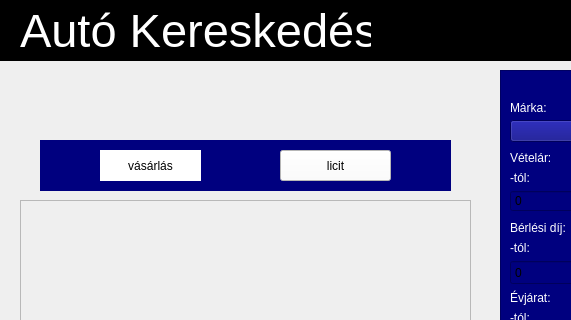
First picture: the form in autokereskedes/dialog.ui, repository adreszka/szoftverfejlesztes_beadando, before the edit; both pictures show x 0 to 571 and y 0 to 320 of the 800 by 810 pixel window.
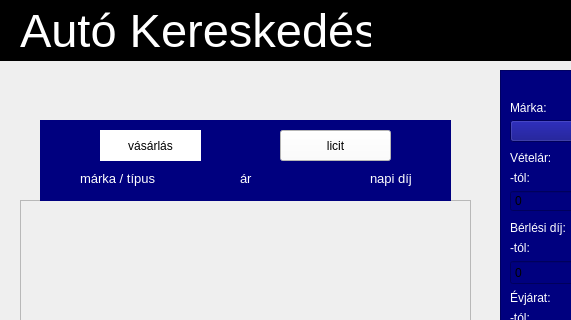
Second picture: the form after the edit. The open tabs and pages were chosen to show the change.

The edit to the form file:
```diff
--- a/autokereskedes/dialog.ui
+++ b/autokereskedes/dialog.ui
@@ -95,6 +95,9 @@
      <property name="widgetResizable">
       <bool>true</bool>
      </property>
+     <property name="alignment">
+      <set>Qt::AlignLeading|Qt::AlignLeft|Qt::AlignVCenter</set>
+     </property>
      <widget class="QWidget" name="scrollAreaWidgetContents">
       <property name="geometry">
        <rect>
@@ -988,9 +991,9 @@
      <property name="geometry">
       <rect>
        <x>40</x>
-       <y>140</y>
+       <y>120</y>
        <width>411</width>
-       <height>51</height>
+       <height>81</height>
       </rect>
      </property>
      <property name="styleSheet">
@@ -1037,6 +1040,69 @@
         <string>licit</string>
        </property>
       </widget>
+      <widget class="QLabel" name="rentHeaderLabelUnregistered">
+       <property name="geometry">
+        <rect>
+         <x>330</x>
+         <y>50</y>
+         <width>51</width>
+         <height>16</height>
+        </rect>
+       </property>
+       <property name="font">
+        <font>
+         <pointsize>10</pointsize>
+        </font>
+       </property>
+       <property name="styleSheet">
+        <string notr="true">color: rgb(255, 255, 255);</string>
+       </property>
+       <property name="text">
+        <string>napi díj</string>
+       </property>
+      </widget>
+      <widget class="QLabel" name="priceHeaderLabelUnregistered">
+       <property name="geometry">
+        <rect>
+         <x>200</x>
+         <y>50</y>
+         <width>16</width>
+         <height>16</height>
+        </rect>
+       </property>
+       <property name="font">
+        <font>
+         <pointsize>10</pointsize>
+        </font>
+       </property>
+       <property name="styleSheet">
+        <string notr="true">color: rgb(255, 255, 255);</string>
+       </property>
+       <property name="text">
+        <string>ár</string>
+       </property>
+      </widget>
+      <widget class="QLabel" name="nameHeaderLabelUnregistered">
+       <property name="geometry">
+        <rect>
+         <x>40</x>
+         <y>50</y>
+         <width>81</width>
+         <height>16</height>
+        </rect>
+       </property>
+       <property name="font">
+        <font>
+         <pointsize>10</pointsize>
+        </font>
+       </property>
+       <property name="styleSheet">
+        <string notr="true">color: rgb(255, 255, 255);</string>
+       </property>
+       <property name="text">
+        <string>márka / típus</string>
+       </property>
+      </widget>
      </widget>
      <widget class="QWidget" name="bidPageUnregistered">
       <widget class="QPushButton" name="purchaseButtonUnregisteredBid">
```
Left out of the diff: 123 changed lines with no effect on the pictures.
